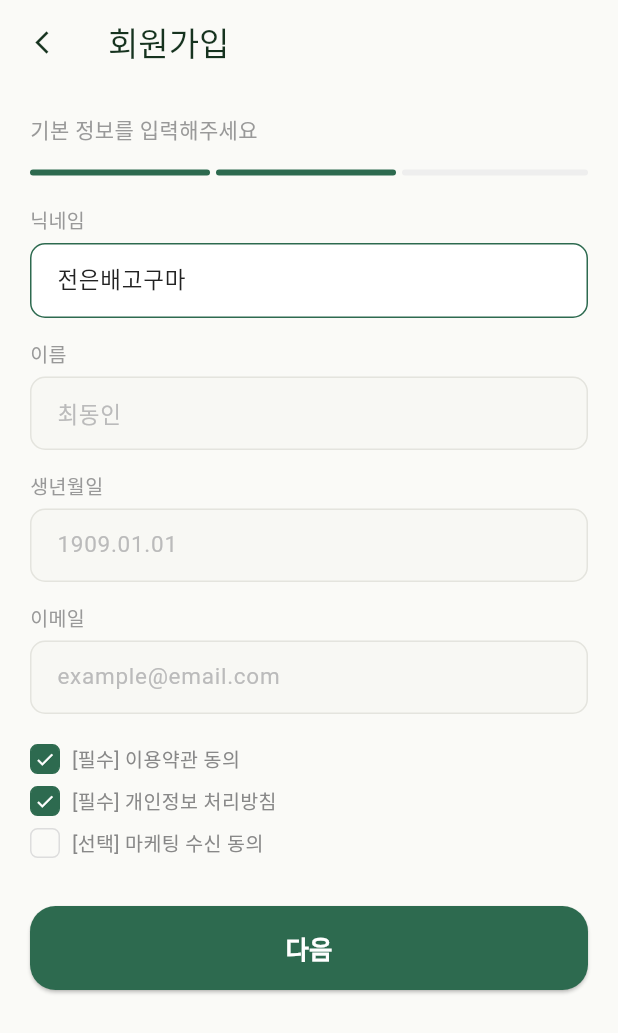
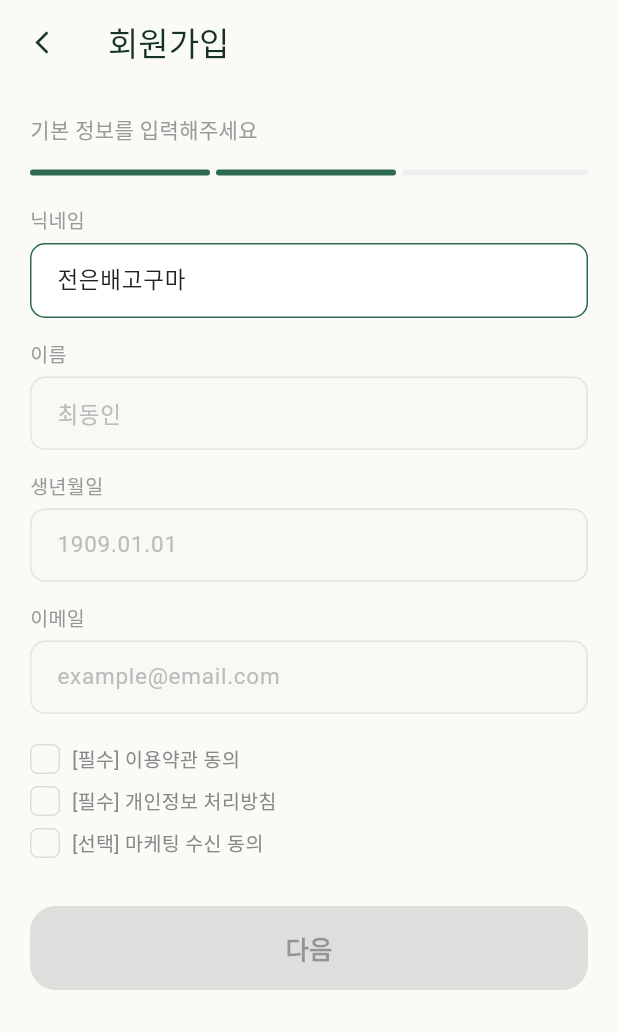
Before and after one commit to Rainbow-Developer/ColorTrip, a Flutter app: the screen it shows after launch, after a tap on "카카오로 시작하기", on a phone screen of 412 x 824 dp. Shown: the top 1033 px of the screen. Run offline on Flutter 3.47's test engine with Material 3 defaults, Android fonts, the phone set to English and light mode, and no system bars; our stand-ins replace dio, flutter_riverpod, go_router; Roboto replaces fonts that are missing (Pretendard).

Commit message:
fix(프론트엔드): CodeRabbit 리뷰 지적사항 반영
- regionById가 없는 id에서 StateError를 던지던 것을 nullable 반환으로 변경, /region/:id 등 모든 조회부에 폴백 처리(잘못되거나 오래된 링크 대비)

- 회원가입 필수 약관 체크박스 기본값을 true(사전 체크)에서 false로 변경 — 사전 체크는 컴플라이언스 리스크

- 내 정보 수정 저장 버튼이 닉네임을 실제로 저장하지 않던 것을 수정(ProgressState.nickname 추가, setNickname). 마이 화면과 동일한 기본값(kDefaultNickname)을 공유해 화면 간 닉네임 불일치 해소

- 회원 탈퇴 시 전역 상태(완료 퀘스트·여행·DNA·닉네임)를 초기화하지 않던 것을 수정(ProgressNotifier.reset 추가)

- 퀘스트 선택 화면에서 이미 담긴 퀘스트의 체크를 해제해도 startTrip이 합집합으로 병합해 제거가 반영되지 않던 버그 수정 — setTripQuests로 교체(합집합이 아닌 대체)

- 타임라인 날짜 포맷 버그 수정: 월 10~12월에 '2026.010.15'처럼 깨지던 것과 연도(2026)가 하드코딩되어 있던 것을 DateTime.now() 기반 실제 연/월/일로 교체

Co-Authored-By: Claude Sonnet 5 <noreply@anthropic.com>

```diff
--- a/frontend/lib/data/repositories/region_repository.dart
+++ b/frontend/lib/data/repositories/region_repository.dart
@@ -4,7 +4,9 @@ import '../static/regions_data.dart';
 /// 지역(시·군) 조회 인터페이스. 백엔드 연동 시 Dio 기반 구현체로 교체한다([plan.md] 의사결정).
 abstract class RegionRepository {
   List<Region> all();
-  Region byId(String id);
+
+  /// id에 해당하는 지역, 없으면 null(잘못되거나 오래된 링크 대비).
+  Region? byId(String id);
 }
 
 class StaticRegionRepository implements RegionRepository {
@@ -14,5 +16,5 @@ class StaticRegionRepository implements RegionRepository {
   List<Region> all() => kRegionsInMapOrder;
 
   @override
-  Region byId(String id) => regionById(id);
+  Region? byId(String id) => regionById(id);
 }
--- a/frontend/lib/features/home/home_screen.dart
+++ b/frontend/lib/features/home/home_screen.dart
@@ -190,8 +190,9 @@ class _InProgressDnaCard extends ConsumerWidget {
 
     String? inProgressLabel;
     for (final region in kRegionsInMapOrder) {
-      if (progress.tripStatusOf(region.id) != RegionTripStatus.inProgress)
+      if (progress.tripStatusOf(region.id) != RegionTripStatus.inProgress) {
         continue;
+      }
       final trip = progress.tripQuestsOf(region.id);
       final done = trip.where(progress.isCompleted).length;
       inProgressLabel = '${region.name} $done/${trip.length}';
@@ -315,7 +316,7 @@ class _RecentCompletedTile extends StatelessWidget {
                   ),
                 ),
                 Text(
-                  '${region.name} · ${entry.date}',
+                  '${region?.name ?? quest.region} · ${entry.date}',
                   style: const TextStyle(
                     color: AppColors.timelineDateText,
                     fontSize: 11,
--- a/frontend/lib/features/onboarding/signup_screen.dart
+++ b/frontend/lib/features/onboarding/signup_screen.dart
@@ -1,26 +1,30 @@
 import 'package:flutter/material.dart';
+import 'package:flutter_riverpod/flutter_riverpod.dart';
 import 'package:go_router/go_router.dart';
 
 import '../../core/constants.dart';
 import '../../core/widgets/app_form_field.dart';
+import '../../state/progress_notifier.dart';
 
 /// 회원가입 — Figma 스펙(2026-07-08 공유) 반영: 닉네임(카카오 프로필 프리필 가정)
 /// + 이름·생년월일·이메일(빈 값, placeholder) + 필수/선택 약관 동의.
-class SignupScreen extends StatefulWidget {
+class SignupScreen extends ConsumerStatefulWidget {
   const SignupScreen({super.key});
 
   @override
-  State<SignupScreen> createState() => _SignupScreenState();
+  ConsumerState<SignupScreen> createState() => _SignupScreenState();
 }
 
-class _SignupScreenState extends State<SignupScreen> {
+class _SignupScreenState extends ConsumerState<SignupScreen> {
   final _nicknameController = TextEditingController(text: '전은배고구마');
   final _nameController = TextEditingController();
   final _birthdateController = TextEditingController();
   final _emailController = TextEditingController();
 
-  bool _agreeTerms = true;
-  bool _agreePrivacy = true;
+  // 필수 약관은 사용자가 실제로 체크해야만 진행 가능하다 — 사전 체크는 컴플라이언스 리스크
+  // (CodeRabbit 리뷰 반영, 이전엔 true로 사전 체크되어 있었음).
+  bool _agreeTerms = false;
+  bool _agreePrivacy = false;
   bool _agreeMarketing = false;
 
   @override
@@ -103,7 +107,15 @@ class _SignupScreenState extends State<SignupScreen> {
               const SizedBox(height: 32),
               ElevatedButton(
                 onPressed: (_agreeTerms && _agreePrivacy)
-                    ? () => context.go('/survey')
+                    ? () {
+                        final nickname = _nicknameController.text.trim();
+                        if (nickname.isNotEmpty) {
+                          ref
+                              .read(progressProvider.notifier)
+                              .setNickname(nickname);
+                        }
+                        context.go('/survey');
+                      }
                     : null,
                 child: const Text('다음'),
               ),
--- a/frontend/lib/features/quests/photo_verify_result_screen.dart
+++ b/frontend/lib/features/quests/photo_verify_result_screen.dart
@@ -117,7 +117,7 @@ class PhotoVerifyResultScreen extends ConsumerWidget {
                   ),
                   const SizedBox(height: 4),
                   Text(
-                    '${region.name} 지도가 색칠되었습니다 🎉',
+                    '${region?.name ?? quest.region} 지도가 색칠되었습니다 🎉',
                     style: const TextStyle(
                       color: AppColors.primaryDark,
                       fontSize: 12,
--- a/frontend/lib/features/quests/quest_detail_screen.dart
+++ b/frontend/lib/features/quests/quest_detail_screen.dart
@@ -76,7 +76,7 @@ class QuestDetailScreen extends ConsumerWidget {
               spacing: 6,
               runSpacing: 6,
               children: [
-                RegionBadge(regionName: region.name),
+                RegionBadge(regionName: region?.name ?? quest.region),
                 QuestTypeBadge(type: quest.type),
                 VerifyBadge(verify: quest.verify),
               ],
--- a/frontend/lib/features/quests/quest_list_screen.dart
+++ b/frontend/lib/features/quests/quest_list_screen.dart
@@ -72,7 +72,7 @@ class _QuestListScreenState extends ConsumerState<QuestListScreen> {
                     maxLines: 1,
                     overflow: TextOverflow.ellipsis,
                   ),
-                  subtitle: Text('📍 ${region.name}'),
+                  subtitle: Text('📍 ${region?.name ?? quest.region}'),
                   trailing: done
                       ? const Icon(
                           Icons.check_circle,
--- a/frontend/lib/features/quests/region_overview_screen.dart
+++ b/frontend/lib/features/quests/region_overview_screen.dart
@@ -20,6 +20,9 @@ class RegionOverviewScreen extends ConsumerWidget {
   @override
   Widget build(BuildContext context, WidgetRef ref) {
     final region = ref.watch(regionRepositoryProvider).byId(regionId);
+    if (region == null) {
+      return const Scaffold(body: Center(child: Text('지역을 찾을 수 없어요')));
+    }
     final questRepo = ref.watch(questRepositoryProvider);
     final regionQuests = questRepo.byRegion(regionId);
     final progress = ref.watch(progressProvider);
--- a/frontend/lib/features/quests/region_quest_select_screen.dart
+++ b/frontend/lib/features/quests/region_quest_select_screen.dart
@@ -38,6 +38,9 @@ class _RegionQuestSelectScreenState
   @override
   Widget build(BuildContext context) {
     final region = ref.watch(regionRepositoryProvider).byId(widget.regionId);
+    if (region == null) {
+      return const Scaffold(body: Center(child: Text('지역을 찾을 수 없어요')));
+    }
     final allRegionQuests = ref
         .watch(questRepositoryProvider)
         .byRegion(widget.regionId);
@@ -133,7 +136,7 @@ class _RegionQuestSelectScreenState
                   : () {
                       ref
                           .read(progressProvider.notifier)
-                          .startTrip(widget.regionId, _selectedQuestIds!);
+                          .setTripQuests(widget.regionId, _selectedQuestIds!);
                       context.go('/travel');
                     },
               child: Text(
--- a/frontend/lib/features/timeline/timeline_screen.dart
+++ b/frontend/lib/features/timeline/timeline_screen.dart
@@ -171,7 +171,7 @@ class _TimelineRow extends StatelessWidget {
                     ),
                     const SizedBox(height: 3),
                     Text(
-                      '${region.name} · ${entry.date}',
+                      '${region?.name ?? quest.region} · ${entry.date}',
                       style: const TextStyle(
                         fontSize: 12,
                         color: AppColors.timelineDateText,
```
Also changed, not shown: frontend/lib/data/static/regions_data.dart (+8 -1 lines), frontend/lib/features/profile/edit_profile_screen.dart (+9 -1 lines), frontend/lib/features/profile/profile_screen.dart (+7 -3 lines), frontend/lib/features/quests/quest_verify_screen.dart (+2 -6 lines), frontend/lib/state/progress_notifier.dart (+20 -7 lines), frontend/lib/state/progress_state.dart (+11 -1 lines).
